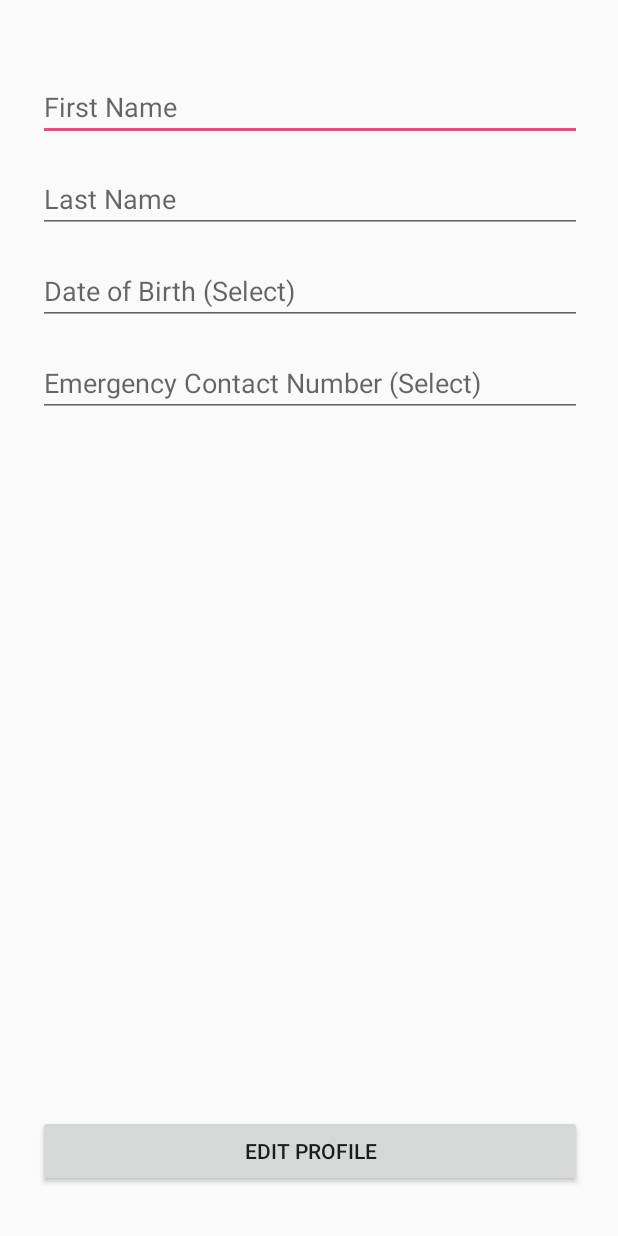
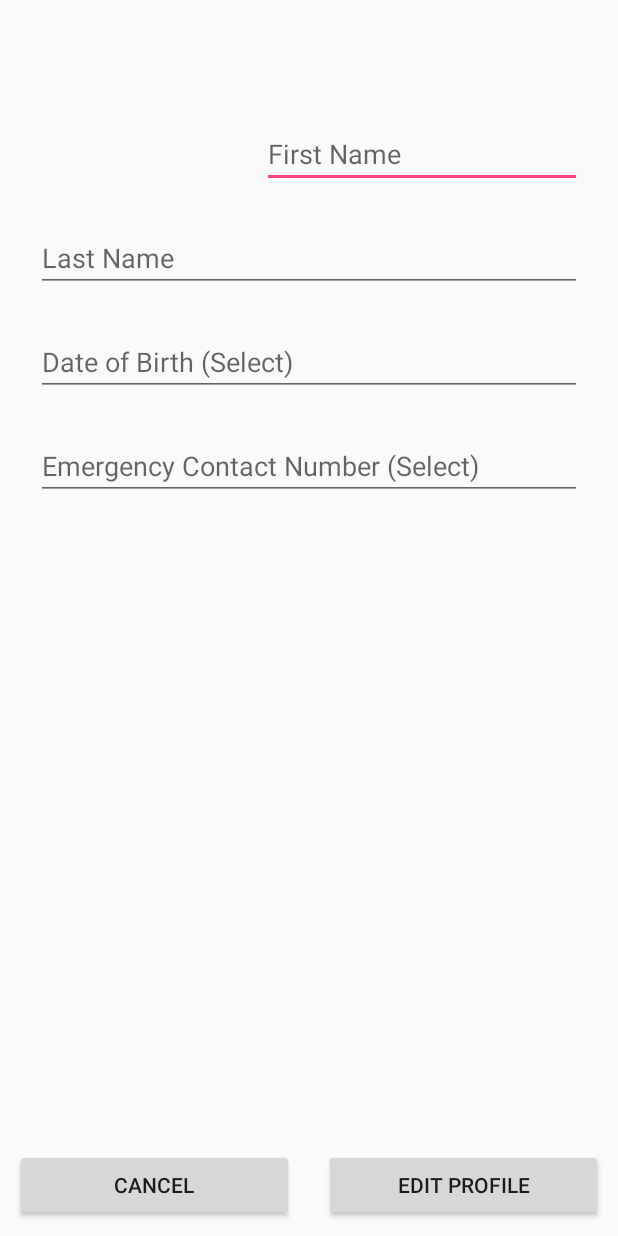
Before and after one commit to lmreller/FallAssist, an Android app: the layout activity_edit_profile.xml on its own in the app's theme, with its tools: preview values and no code run, on a phone screen of 412 x 824 dp. Run offline under Robolectric (Android 15) with nearby library versions, the phone set to English and light mode, and no system bars.

Commit message:
Add Incident Notes
Implement incident notes quiz and some minor UI tweaks

```diff
--- a/Development/StruggleAssist/app/src/main/AndroidManifest.xml
+++ b/Development/StruggleAssist/app/src/main/AndroidManifest.xml
@@ -58,6 +58,10 @@
             android:name=".View.Activities.EditProfileActivity"
             android:label="@string/title_activity_edit_profile"
             android:theme="@style/AppTheme.NoActionBar" />
+        <activity
+            android:name=".View.Activities.ViewRecordActivity"
+            android:label="@string/title_activity_edit_record"
+            android:theme="@style/AppTheme.NoActionBar" />
     </application>
 
 </manifest>
--- a/Development/StruggleAssist/app/src/main/java/com/struggleassist/Controller/DatabaseController.java
+++ b/Development/StruggleAssist/app/src/main/java/com/struggleassist/Controller/DatabaseController.java
@@ -179,7 +179,8 @@ public class DatabaseController {
         args.put(KEY_NOTES,     record.getIncidentNotes());
         args.put(KEY_SCORE,     record.getIncidentScore());
         args.put(KEY_RESPONSE,  record.getUserResponse());
-        return db.update(TABLE_RECORDS, args, KEY_RID + "=" + record.getId(), null) > 0;
+        Log.d("DBUpdateRecord:",record.getIncidentNotes());
+        return db.update(TABLE_RECORDS, args, KEY_RID + "=?", new String[]{record.getId()}) > 0;
     }
 
     //---remove record
--- a/Development/StruggleAssist/app/src/main/java/com/struggleassist/Model/Record.java
+++ b/Development/StruggleAssist/app/src/main/java/com/struggleassist/Model/Record.java
@@ -4,6 +4,7 @@ import android.location.Location;
 import android.provider.MediaStore;
 import android.widget.Toast;
 
+import java.io.Serializable;
 import java.text.SimpleDateFormat;
 import java.util.Date;
 
@@ -12,7 +13,7 @@ import java.util.Date;
  * Data type to hold incident records
  */
 
-public class Record {
+public class Record implements Serializable {
 
     private Date date;
 
--- a/Development/StruggleAssist/app/src/main/java/com/struggleassist/View/Contents/ViewProfileContent.java
+++ b/Development/StruggleAssist/app/src/main/java/com/struggleassist/View/Contents/ViewProfileContent.java
@@ -62,6 +62,8 @@ public class ViewProfileContent extends Fragment {
             }
         });
 
+
+
         setFields();
 
         return view;
--- a/Development/StruggleAssist/app/src/main/res/layout/activity_edit_profile.xml
+++ b/Development/StruggleAssist/app/src/main/res/layout/activity_edit_profile.xml
@@ -7,114 +7,90 @@
     tools:context="com.struggleassist.View.Activities.EditProfileActivity"
     tools:layout_editor_absoluteY="81dp">
 
+    <android.support.v7.widget.Toolbar
+        android:id="@+id/editProfileToolbar"
+        android:layout_width="match_parent"
+        android:layout_height="?attr/actionBarSize"
+        android:theme="@style/ThemeOverlay.AppCompat.ActionBar" />
+
     <EditText
         android:id="@+id/etEditFirstName"
         android:layout_width="0dp"
         android:layout_height="wrap_content"
-        android:layout_marginEnd="8dp"
-        android:layout_marginStart="8dp"
-        android:layout_marginTop="24dp"
+        android:layout_margin="24dp"
         android:digits="abcdefghijklmnopqrstuvwxyzABCDEFGHIJKLMNOPQRSTUVWXYZ "
         android:ems="10"
         android:hint="First Name"
         android:inputType="textNoSuggestions|textVisiblePassword|textCapWords"
         android:singleLine="true"
-        app:layout_constraintEnd_toStartOf="@+id/editGuideline5"
-        app:layout_constraintHorizontal_bias="0.062"
-        app:layout_constraintStart_toStartOf="@id/editGuideline2"
-        app:layout_constraintTop_toTopOf="@id/editGuideline" />
+        app:layout_constraintLeft_toLeftOf="parent"
+        app:layout_constraintRight_toRightOf="parent"
+        app:layout_constraintEnd_toEndOf="parent"
+        app:layout_constraintTop_toBottomOf="@id/editProfileToolbar" />
 
     <EditText
         android:id="@+id/etEditLastName"
         android:layout_width="0dp"
         android:layout_height="wrap_content"
-        android:layout_marginEnd="8dp"
-        android:layout_marginStart="8dp"
-        android:layout_marginTop="16dp"
+        android:layout_margin="24dp"
         android:digits="abcdefghijklmnopqrstuvwxyzABCDEFGHIJKLMNOPQRSTUVWXYZ "
         android:ems="10"
         android:hint="Last Name"
         android:inputType="textNoSuggestions|textVisiblePassword|textCapWords"
         android:singleLine="true"
-        app:layout_constraintEnd_toStartOf="@+id/editGuideline5"
-        app:layout_constraintHorizontal_bias="0.0"
-        app:layout_constraintStart_toStartOf="@id/editGuideline2"
+        app:layout_constraintLeft_toLeftOf="parent"
+        app:layout_constraintRight_toRightOf="parent"
         app:layout_constraintTop_toBottomOf="@id/etEditFirstName" />
 
     <EditText
         android:id="@+id/etEditDateOfBirth"
         android:layout_width="0dp"
         android:layout_height="wrap_content"
-        android:layout_marginEnd="8dp"
-        android:layout_marginStart="8dp"
-        android:layout_marginTop="16dp"
+        android:layout_margin="24dp"
         android:ems="10"
         android:focusable="false"
         android:hint="Date of Birth (Select)"
         android:inputType="date"
         android:onClick="launchDatePicker"
-        app:layout_constraintEnd_toStartOf="@+id/editGuideline5"
-        app:layout_constraintHorizontal_bias="0.0"
-        app:layout_constraintStart_toStartOf="@id/editGuideline2"
+        app:layout_constraintLeft_toLeftOf="parent"
+        app:layout_constraintRight_toRightOf="parent"
         app:layout_constraintTop_toBottomOf="@id/etEditLastName" />
 
     <EditText
         android:id="@+id/etEditEmergencyContact"
         android:layout_width="0dp"
         android:layout_height="wrap_content"
-        android:layout_marginEnd="8dp"
-        android:layout_marginStart="8dp"
-        android:layout_marginTop="16dp"
+        android:layout_margin="24dp"
         android:ems="10"
         android:focusable="false"
         android:hint="Emergency Contact Number (Select)"
         android:inputType="phone"
         android:onClick="pickContact"
-        app:layout_constraintEnd_toStartOf="@+id/editGuideline5"
-        app:layout_constraintHorizontal_bias="0.0"
-        app:layout_constraintStart_toStartOf="@id/editGuideline2"
+        app:layout_constraintLeft_toLeftOf="parent"
+        app:layout_constraintRight_toRightOf="parent"
         app:layout_constraintTop_toBottomOf="@id/etEditDateOfBirth" />
+
+    <Button
+        android:id="@+id/bEditCancel"
+        android:layout_width="0dp"
+        android:layout_height="wrap_content"
+        android:layout_margin="10dp"
+        android:text="Cancel"
+        android:onClick="cancel_onClick"
+        app:layout_constraintBottom_toBottomOf="parent"
+        app:layout_constraintLeft_toLeftOf="parent"
+        app:layout_constraintRight_toLeftOf="@id/bEditConfirm"/>
 
     <Button
         android:id="@+id/bEditConfirm"
         android:layout_width="0dp"
         android:layout_height="wrap_content"
-        android:layout_marginBottom="8dp"
-        android:layout_marginEnd="8dp"
-        android:layout_marginStart="8dp"
+        android:layout_margin="10dp"
+        android:text="Edit Profile"
         android:onClick="create_onClick"
-        android:text="Edit Profile"
-        app:layout_constraintBottom_toTopOf="@id/editGuideline3"
-        app:layout_constraintEnd_toStartOf="@id/editGuideline5"
         app:layout_constraintRight_toRightOf="parent"
-        app:layout_constraintStart_toStartOf="@id/editGuideline2" />
+        app:layout_constraintLeft_toRightOf="@id/bEditCancel"
+        app:layout_constraintBottom_toBottomOf="parent"/>
 
-    <android.support.constraint.Guideline
-        android:id="@+id/editGuideline2"
-        android:layout_width="wrap_content"
-        android:layout_height="wrap_content"
-        android:orientation="vertical"
-        app:layout_constraintGuide_percent="0.04136253" />
-
-    <android.support.constraint.Guideline
-        android:id="@+id/editGuideline5"
-        android:layout_width="wrap_content"
-        android:layout_height="wrap_content"
-        android:orientation="vertical"
-        app:layout_constraintGuide_percent="0.96107054" />
-
-    <android.support.constraint.Guideline
-        android:id="@+id/editGuideline"
-        android:layout_width="wrap_content"
-        android:layout_height="wrap_content"
-        android:orientation="horizontal"
-        app:layout_constraintGuide_percent="0.03" />
-
-    <android.support.constraint.Guideline
-        android:id="@+id/editGuideline3"
-        android:layout_width="wrap_content"
-        android:layout_height="wrap_content"
-        android:orientation="horizontal"
-        app:layout_constraintGuide_percent="0.97" />
 
 </android.support.constraint.ConstraintLayout>
--- a/Development/StruggleAssist/app/src/main/res/layout/content_incident_reports.xml
+++ b/Development/StruggleAssist/app/src/main/res/layout/content_incident_reports.xml
@@ -1,5 +1,5 @@
 <?xml version="1.0" encoding="utf-8"?>
-<android.support.constraint.ConstraintLayout xmlns:android="http://schemas.android.com/apk/res/android"
+<android.support.v4.widget.SwipeRefreshLayout xmlns:android="http://schemas.android.com/apk/res/android"
     android:layout_width="match_parent"
     android:layout_height="match_parent"
     android:id="@+id/content_incident_reports"
@@ -10,4 +10,4 @@
         android:layout_width="match_parent"
         android:layout_height="match_parent" />
 
-</android.support.constraint.ConstraintLayout>
+</android.support.v4.widget.SwipeRefreshLayout>
--- a/Development/StruggleAssist/app/src/main/res/values/strings.xml
+++ b/Development/StruggleAssist/app/src/main/res/values/strings.xml
@@ -76,6 +76,7 @@
     <string name="title_activity_main">MainActivity</string>
     <string name="title_activity_create_profile">CreateProfileActivity</string>
     <string name="title_activity_edit_profile">EditProfileActivity</string>
+    <string name="title_activity_edit_record">EditRecordActivity</string>
 
     <string name="navigation_drawer_open">Open navigation drawer</string>
     <string name="navigation_drawer_close">Close navigation drawer</string>
```
Also changed, not shown: Development/StruggleAssist/app/src/main/java/com/struggleassist/View/Activities/EditProfileActivity.java (+9 -0 lines), Development/StruggleAssist/app/src/main/java/com/struggleassist/View/Activities/PostIncident.java (+28 -18 lines), Development/StruggleAssist/app/src/main/java/com/struggleassist/View/Activities/ViewRecordActivity.java (added, +96 -0 lines), Development/StruggleAssist/app/src/main/java/com/struggleassist/View/Contents/IncidentReportContent.java (+32 -4 lines), Development/StruggleAssist/app/src/main/res/layout/activity_post_incident.xml (+17 -11 lines), Development/StruggleAssist/app/src/main/res/layout/activity_view_record.xml (added, +119 -0 lines).
